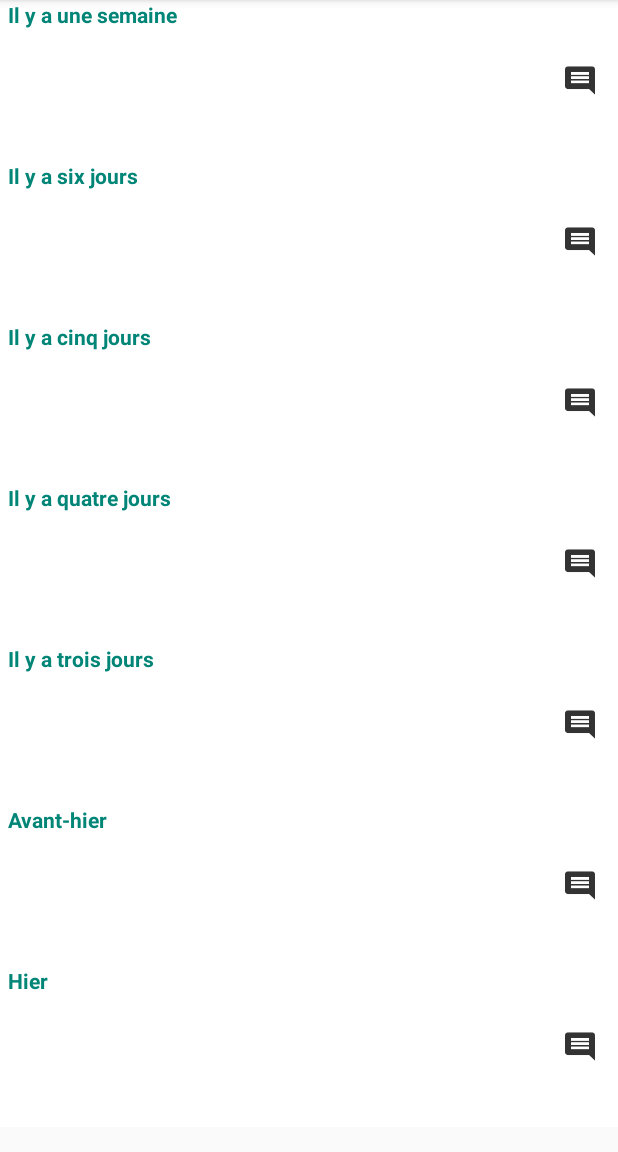
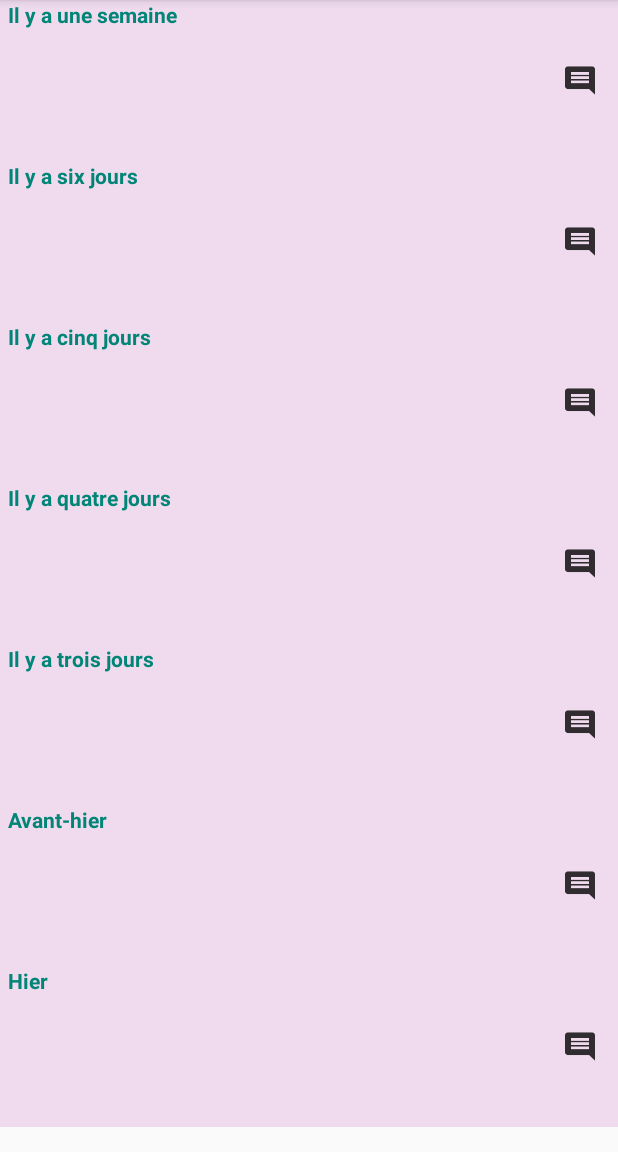
Before and after one commit to lambertanthony/MoodTracker, an Android app: the HistoricActivity screen opened directly, with no data from a screen before it, on a phone screen of 412 x 824 dp, the part 84-1236 px from its top. Run offline under Robolectric (Android 15) with nearby library versions, the phone set to English and light mode, and no system bars.

```diff
--- a/app/src/main/java/com/anthony/project/moodtracker/HistoricRecyclerAdapter.java
+++ b/app/src/main/java/com/anthony/project/moodtracker/HistoricRecyclerAdapter.java
@@ -96,6 +96,10 @@ public class HistoricRecyclerAdapter extends RecyclerView.Adapter<HistoricRecycl
                     break;
             }
             switch (selectedMood.getMoodState()){
+                case -1:
+                    params.width = displayWidth;
+                    this.itemView.setBackgroundResource(R.color.pink);
+                    break;
                 case 0:
                     params.width = displayWidth * 20 / 100;
                     this.itemView.setBackgroundResource(R.color.faded_red);
@@ -132,11 +136,7 @@ public class HistoricRecyclerAdapter extends RecyclerView.Adapter<HistoricRecycl
                 commentImage.setImageResource(0);
             }
 
-            //this.productName.setText(selectedMood.getMoodState());
 
-
-
-            //this.commentImage.setImageResource(R.drawable.ic_launcher_background);
 
 
         }
@@ -145,9 +145,7 @@ public class HistoricRecyclerAdapter extends RecyclerView.Adapter<HistoricRecycl
         @Override
         public void onClick(View v) {
 
-            //Values are passing to activity & to fragment as well
-            //       Toast.makeText(MainActivity.this, "Single Click on position        :"+position,
-            //             Toast.LENGTH_SHORT).show();
+
         }
 
     }
--- a/app/src/main/res/values/colors.xml
+++ b/app/src/main/res/values/colors.xml
@@ -9,4 +9,5 @@
     <color name="cornflower_blue_65">#a5468ad9</color>
     <color name="light_sage">#ffb8e986</color>
     <color name="banana_yellow">#fff9ec4f</color>
+    <color name="pink">#efdaee</color>
 </resources>
```
